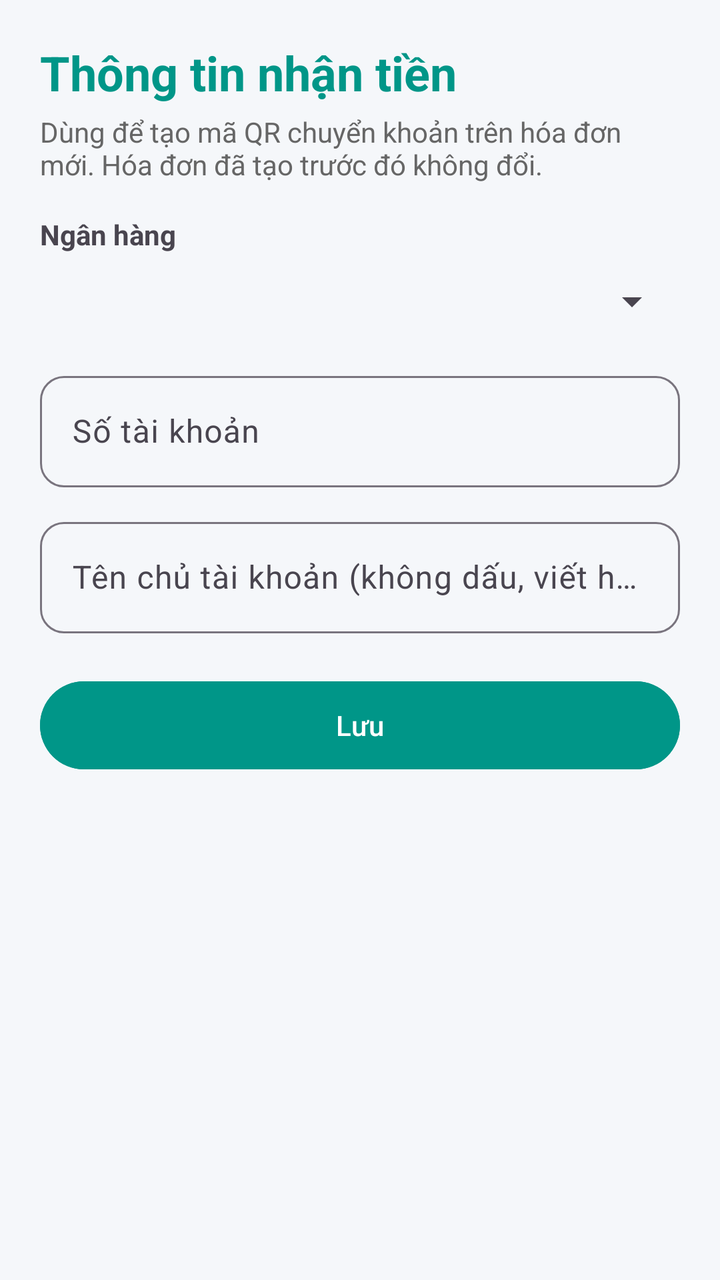
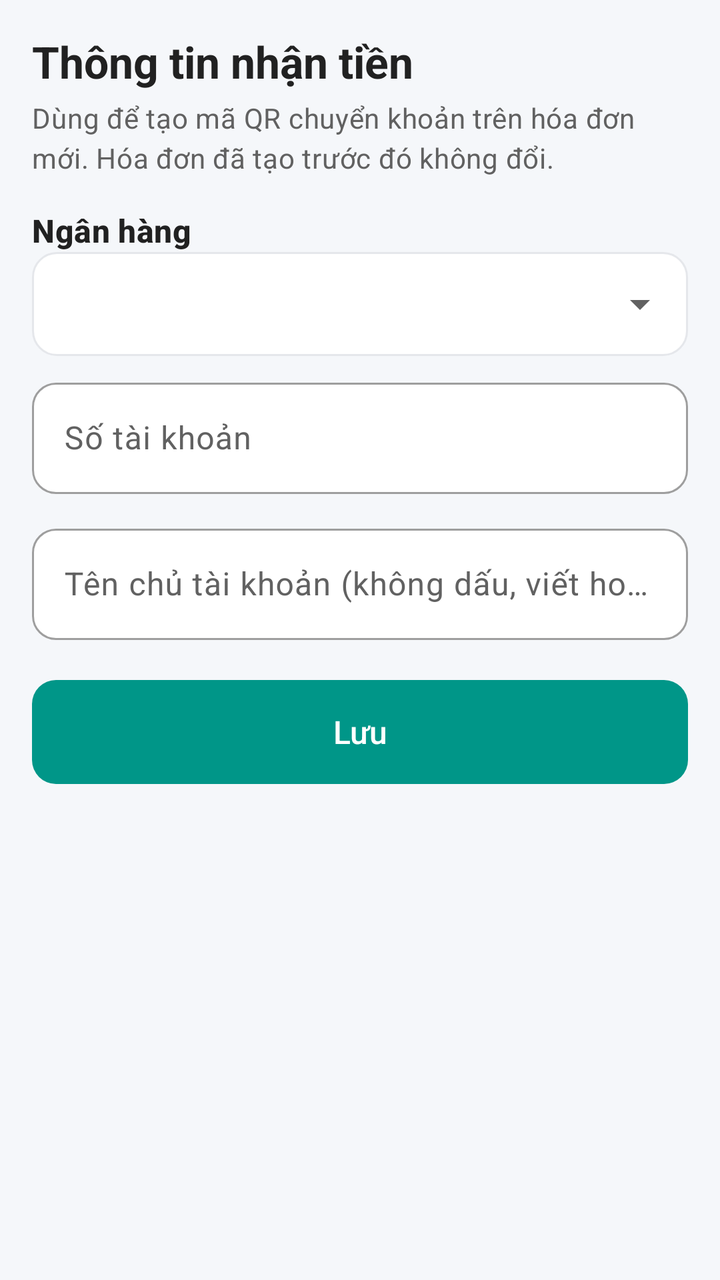

An Android layout rendered at two revisions. The XML below is the earlier revision; the diff shows what the commit changed to produce the second picture.
<!-- AndroidManifest.xml: application theme Theme.QLPT -->
<!-- res/layout/activity_bank_info.xml -->
<?xml version="1.0" encoding="utf-8"?>
<ScrollView xmlns:android="http://schemas.android.com/apk/res/android"
    android:layout_width="match_parent"
    android:layout_height="match_parent"
    android:background="#F5F7FA"
    android:fillViewport="true">

    <LinearLayout
        android:layout_width="match_parent"
        android:layout_height="wrap_content"
        android:orientation="vertical"
        android:padding="20dp">

        <TextView
            android:layout_width="wrap_content"
            android:layout_height="wrap_content"
            android:text="Thông tin nhận tiền"
            android:textColor="#009688"
            android:textSize="24sp"
            android:textStyle="bold" />

        <TextView
            android:layout_width="match_parent"
            android:layout_height="wrap_content"
            android:layout_marginTop="4dp"
            android:text="Dùng để tạo mã QR chuyển khoản trên hóa đơn mới. Hóa đơn đã tạo trước đó không đổi."
            android:textColor="#666666" />

        <TextView
            android:layout_width="wrap_content"
            android:layout_height="wrap_content"
            android:layout_marginTop="16dp"
            android:text="Ngân hàng"
            android:textStyle="bold" />

        <Spinner
            android:id="@+id/spBank"
            android:layout_width="match_parent"
            android:layout_height="48dp" />

        <com.google.android.material.textfield.TextInputLayout
            android:layout_width="match_parent"
            android:layout_height="wrap_content"
            android:layout_marginTop="8dp"
            android:hint="Số tài khoản">

            <com.google.android.material.textfield.TextInputEditText
                android:id="@+id/edtAccount"
                android:layout_width="match_parent"
                android:layout_height="wrap_content"
                android:inputType="number" />
        </com.google.android.material.textfield.TextInputLayout>

        <com.google.android.material.textfield.TextInputLayout
            android:layout_width="match_parent"
            android:layout_height="wrap_content"
            android:layout_marginTop="12dp"
            android:hint="Tên chủ tài khoản (không dấu, viết hoa)">

            <com.google.android.material.textfield.TextInputEditText
                android:id="@+id/edtHolder"
                android:layout_width="match_parent"
                android:layout_height="wrap_content"
                android:inputType="textCapCharacters" />
        </com.google.android.material.textfield.TextInputLayout>

        <Button
            android:id="@+id/btnSave"
            android:layout_width="match_parent"
            android:layout_height="52dp"
            android:layout_marginTop="20dp"
            android:backgroundTint="#009688"
            android:text="Lưu" />
    </LinearLayout>
</ScrollView>
<!-- resources referenced by this layout -->
<resources>
  <style name="Base.Theme.QLPT" parent="Theme.Material3.DayNight.NoActionBar">
          <item name="colorPrimary">@color/colorPrimary</item>
          <item name="colorPrimaryDark">@color/colorPrimaryDark</item>
          <item name="colorAccent">@color/colorAccent</item>
          <item name="android:statusBarColor">@color/colorPrimaryDark</item>
          <item name="textInputStyle">@style/App.TextInput</item>
      </style>
  <color name="colorPrimary">#1976D2</color>
  <color name="colorPrimaryDark">#1565C0</color>
  <color name="colorAccent">#FF6F00</color>
  <style name="App.TextInput" parent="Widget.Material3.TextInputLayout.OutlinedBox">
          <item name="boxCornerRadiusTopStart">12dp</item>
          <item name="boxCornerRadiusTopEnd">12dp</item>
          <item name="boxCornerRadiusBottomStart">12dp</item>
          <item name="boxCornerRadiusBottomEnd">12dp</item>
      </style>
  <!-- unchanged entries left out for length: 1 -->
</resources>

<!-- the commit's change to res/layout/activity_bank_info.xml (unified diff, before → after) -->
@@ -1,42 +1,43 @@
 <?xml version="1.0" encoding="utf-8"?>
-<ScrollView xmlns:android="http://schemas.android.com/apk/res/android"
+<ScrollView
+    xmlns:android="http://schemas.android.com/apk/res/android"
     android:layout_width="match_parent"
     android:layout_height="match_parent"
-    android:background="#F5F7FA"
-    android:fillViewport="true">
+    android:background="@color/qlpt_background"
+    android:fillViewport="true"
+    android:fitsSystemWindows="true">
 
     <LinearLayout
         android:layout_width="match_parent"
         android:layout_height="wrap_content"
         android:orientation="vertical"
-        android:padding="20dp">
+        android:padding="16dp">
 
         <TextView
             android:layout_width="wrap_content"
             android:layout_height="wrap_content"
             android:text="Thông tin nhận tiền"
-            android:textColor="#009688"
-            android:textSize="24sp"
-            android:textStyle="bold" />
+            android:textAppearance="@style/TextAppearance.QLPT.ScreenTitle" />
 
         <TextView
             android:layout_width="match_parent"
             android:layout_height="wrap_content"
             android:layout_marginTop="4dp"
             android:text="Dùng để tạo mã QR chuyển khoản trên hóa đơn mới. Hóa đơn đã tạo trước đó không đổi."
-            android:textColor="#666666" />
+            android:textAppearance="@style/TextAppearance.QLPT.Body" />
 
         <TextView
             android:layout_width="wrap_content"
             android:layout_height="wrap_content"
             android:layout_marginTop="16dp"
             android:text="Ngân hàng"
-            android:textStyle="bold" />
+            android:textAppearance="@style/TextAppearance.QLPT.SectionTitle" />
 
         <Spinner
             android:id="@+id/spBank"
+            style="@style/Widget.QLPT.Spinner"
             android:layout_width="match_parent"
-            android:layout_height="48dp" />
+            android:layout_height="52dp" />
 
         <com.google.android.material.textfield.TextInputLayout
             android:layout_width="match_parent"
@@ -66,10 +67,10 @@
 
         <Button
             android:id="@+id/btnSave"
+            style="@style/Widget.QLPT.Button.Large"
             android:layout_width="match_parent"
-            android:layout_height="52dp"
+            android:layout_height="wrap_content"
             android:layout_marginTop="20dp"
-            android:backgroundTint="#009688"
             android:text="Lưu" />
     </LinearLayout>
 </ScrollView>
<!-- resource entries referenced after the edit -->
@@ -1,21 +1,158 @@
 <!-- resources referenced by this layout -->
 <resources>
-  <style name="Base.Theme.QLPT" parent="Theme.Material3.DayNight.NoActionBar">
+  <color name="qlpt_background">#F5F7FA</color>
+  <style name="TextAppearance.QLPT.Body" parent="TextAppearance.Material3.BodyMedium">
+          <item name="android:textSize">14sp</item>
+          <item name="android:textColor">@color/qlpt_text_secondary</item>
+      </style>
+  <style name="TextAppearance.QLPT.ScreenTitle" parent="TextAppearance.Material3.HeadlineSmall">
+          <item name="android:textSize">22sp</item>
+          <item name="android:textStyle">bold</item>
+          <item name="android:textColor">@color/qlpt_text</item>
+      </style>
+  <style name="TextAppearance.QLPT.SectionTitle" parent="TextAppearance.Material3.TitleMedium">
+          <item name="android:textSize">16sp</item>
+          <item name="android:textStyle">bold</item>
+          <item name="android:textColor">@color/qlpt_text</item>
+      </style>
+  <style name="Widget.QLPT.Button.Large">
+          <item name="android:minHeight">52dp</item>
+          <item name="android:insetTop">0dp</item>
+          <item name="android:insetBottom">0dp</item>
+          <item name="android:textSize">16sp</item>
+      </style>
+  <style name="Widget.QLPT.Spinner" parent="Widget.AppCompat.Spinner">
+          <item name="android:background">@drawable/bg_spinner</item>
+          <item name="android:minHeight">52dp</item>
+          <item name="android:paddingStart">12dp</item>
+          <item name="android:paddingEnd">40dp</item>
+      </style>
+  <color name="qlpt_text_secondary">#616161</color>
+  <color name="qlpt_text">#212121</color>
+  <!-- drawable bg_spinner (drawable) -->
+  <?xml version="1.0" encoding="utf-8"?>
+  <layer-list xmlns:android="http://schemas.android.com/apk/res/android">
+      <item>
+          <shape android:shape="rectangle">
+              <solid android:color="@color/qlpt_surface" />
+              <stroke
+                  android:width="1dp"
+                  android:color="@color/qlpt_border" />
+              <corners android:radius="12dp" />
+          </shape>
+      </item>
+      <item
+          android:width="24dp"
+          android:height="24dp"
+          android:end="12dp"
+          android:gravity="end|center_vertical"
+          android:drawable="@drawable/ic_arrow_drop_down" />
+  </layer-list>
+  <style name="Base.Theme.QLPT" parent="Theme.Material3.Light.NoActionBar">
+          
           <item name="colorPrimary">@color/colorPrimary</item>
+          <item name="colorOnPrimary">@color/qlpt_surface</item>
+          <item name="colorPrimaryContainer">@color/qlpt_primary_container</item>
+          <item name="colorOnPrimaryContainer">@color/qlpt_on_primary_container</item>
           <item name="colorPrimaryDark">@color/colorPrimaryDark</item>
           <item name="colorAccent">@color/colorAccent</item>
+  
+          
+          <item name="colorSecondary">@color/qlpt_accent</item>
+          <item name="colorOnSecondary">@color/qlpt_surface</item>
+          <item name="colorSecondaryContainer">@color/qlpt_primary_container</item>
+          <item name="colorOnSecondaryContainer">@color/qlpt_on_primary_container</item>
+  
+          <item name="colorError">@color/qlpt_error</item>
+  
+          
+          <item name="android:colorBackground">@color/qlpt_background</item>
+          <item name="colorSurface">@color/qlpt_surface</item>
+          <item name="colorSurfaceContainer">@color/qlpt_surface</item>
+          <item name="colorOnSurface">@color/qlpt_text</item>
+          <item name="colorOnSurfaceVariant">@color/qlpt_text_secondary</item>
+          <item name="colorOutline">@color/qlpt_text_hint</item>
+          <item name="colorOutlineVariant">@color/qlpt_border</item>
+  
+          
           <item name="android:statusBarColor">@color/colorPrimaryDark</item>
+          <item name="android:windowLightStatusBar">@bool/qlpt_light_status_bar</item>
+  
+          
+          <item name="materialButtonStyle">@style/Widget.QLPT.Button</item>
+          <item name="materialButtonOutlinedStyle">@style/Widget.QLPT.Button.Outlined</item>
+          <item name="materialCardViewStyle">@style/Widget.QLPT.Card</item>
           <item name="textInputStyle">@style/App.TextInput</item>
+          <item name="bottomNavigationStyle">@style/Widget.QLPT.BottomNav</item>
+          <item name="bottomSheetDialogTheme">@style/ThemeOverlay.QLPT.BottomSheetDialog</item>
       </style>
-  <color name="colorPrimary">#1976D2</color>
-  <color name="colorPrimaryDark">#1565C0</color>
-  <color name="colorAccent">#FF6F00</color>
+  <color name="qlpt_surface">#FFFFFF</color>
+  <color name="qlpt_border">#E5E7EB</color>
+  <!-- drawable ic_arrow_drop_down (drawable) -->
+  <?xml version="1.0" encoding="utf-8"?>
+  <vector xmlns:android="http://schemas.android.com/apk/res/android"
+      android:width="24dp"
+      android:height="24dp"
+      android:viewportWidth="24"
+      android:viewportHeight="24">
+      <path
+          android:fillColor="@color/qlpt_text_secondary"
+          android:pathData="M7,10l5,5 5,-5z" />
+  </vector>
+  <color name="colorPrimary">@color/qlpt_primary</color>
+  <color name="qlpt_primary_container">#E0F2F1</color>
+  <color name="qlpt_on_primary_container">#00695C</color>
+  <color name="colorPrimaryDark">@color/qlpt_primary_dark</color>
+  <color name="colorAccent">@color/qlpt_accent</color>
+  <color name="qlpt_accent">#F57C00</color>
+  <color name="qlpt_error">#E53935</color>
+  <color name="qlpt_text_hint">#9E9E9E</color>
+  <style name="Widget.QLPT.Button" parent="Widget.Material3.Button">
+          <item name="cornerRadius">12dp</item>
+          <item name="android:textAllCaps">false</item>
+          <item name="android:letterSpacing">0</item>
+      </style>
+  <style name="Widget.QLPT.Button.Outlined" parent="Widget.Material3.Button.OutlinedButton">
+          <item name="cornerRadius">12dp</item>
+          <item name="android:textAllCaps">false</item>
+          <item name="android:letterSpacing">0</item>
+          <item name="strokeColor">@color/qlpt_border</item>
+      </style>
+  <style name="Widget.QLPT.Card" parent="Widget.Material3.CardView.Outlined">
+          <item name="cardCornerRadius">12dp</item>
+          <item name="cardElevation">0dp</item>
+          <item name="strokeWidth">1dp</item>
+          <item name="strokeColor">@color/qlpt_border</item>
+          <item name="cardBackgroundColor">@color/qlpt_surface</item>
+      </style>
   <style name="App.TextInput" parent="Widget.Material3.TextInputLayout.OutlinedBox">
+          
+          <item name="boxBackgroundColor">@color/qlpt_surface</item>
           <item name="boxCornerRadiusTopStart">12dp</item>
           <item name="boxCornerRadiusTopEnd">12dp</item>
           <item name="boxCornerRadiusBottomStart">12dp</item>
           <item name="boxCornerRadiusBottomEnd">12dp</item>
       </style>
+  <style name="Widget.QLPT.BottomNav" parent="Widget.Material3.BottomNavigationView">
+          <item name="backgroundTint">@color/qlpt_surface</item>
+          <item name="elevation">8dp</item>
+      </style>
+  <style name="ThemeOverlay.QLPT.BottomSheetDialog" parent="ThemeOverlay.Material3.BottomSheetDialog">
+          <item name="bottomSheetStyle">@style/Widget.QLPT.BottomSheet</item>
+      </style>
+  <color name="qlpt_primary">#009688</color>
+  <color name="qlpt_primary_dark">#00796B</color>
+  <style name="Widget.QLPT.BottomSheet" parent="Widget.Material3.BottomSheet.Modal">
+          <item name="backgroundTint">@color/qlpt_surface</item>
+          <item name="shapeAppearance">@style/ShapeAppearance.QLPT.BottomSheet</item>
+      </style>
+  <style name="ShapeAppearance.QLPT.BottomSheet" parent="">
+          <item name="cornerFamily">rounded</item>
+          <item name="cornerSizeTopLeft">24dp</item>
+          <item name="cornerSizeTopRight">24dp</item>
+          <item name="cornerSizeBottomLeft">0dp</item>
+          <item name="cornerSizeBottomRight">0dp</item>
+      </style>
   <!-- unchanged entries left out for length: 1 -->
 </resources>
 
